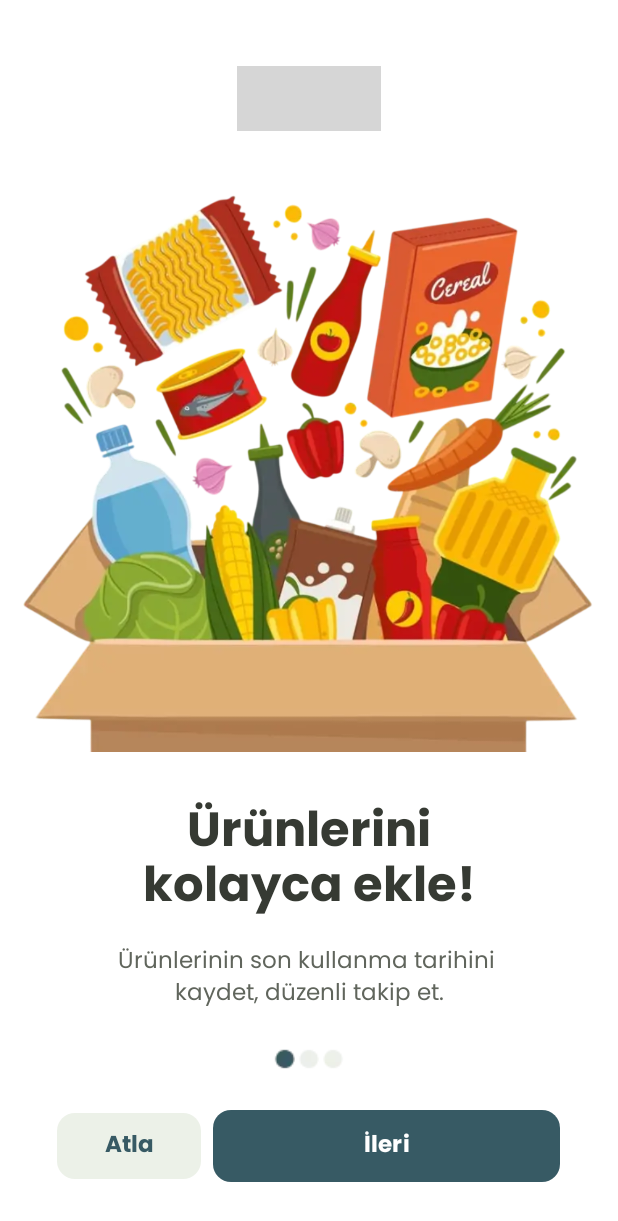
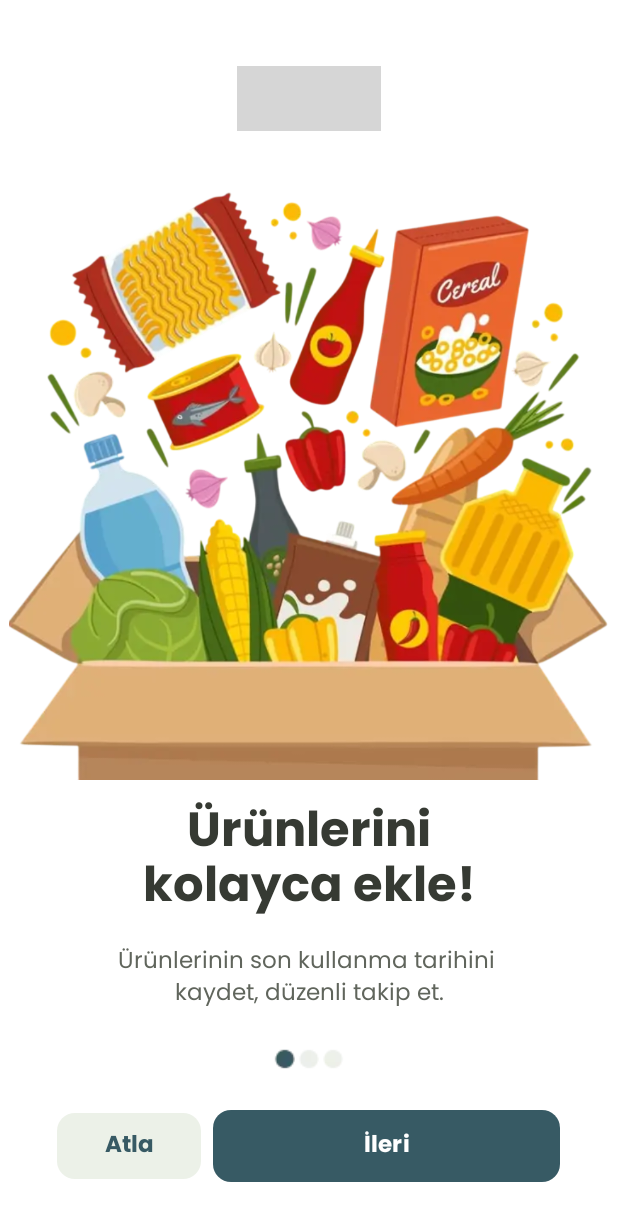
Before and after one commit to ilaydaKaracuka/Re-Fresh, an Android app: the screen it shows after launch (OnboardingActivity), on a phone screen of 412 x 824 dp. Shown: the top 1221 px of the screen. Run offline under Robolectric (Android 15) with nearby library versions, the phone set to English and light mode, and no system bars; grey boxes are pictures that could not be loaded.

Commit message:
onboarding tamamlandı.

```diff
--- a/app/src/main/java/com/example/re_fresh/OnboardingActivity.java
+++ b/app/src/main/java/com/example/re_fresh/OnboardingActivity.java
@@ -2,13 +2,11 @@ package com.example.re_fresh;
 
 import android.content.Intent;
 import android.os.Bundle;
-import android.view.ViewGroup;
 import android.widget.Button;
 import android.widget.ImageView;
 import android.widget.TextView;
+
 import androidx.appcompat.app.AppCompatActivity;
-import androidx.constraintlayout.widget.ConstraintLayout;
-import androidx.constraintlayout.widget.ConstraintLayout.LayoutParams;
 
 public class OnboardingActivity extends AppCompatActivity {
 
@@ -40,10 +38,6 @@ public class OnboardingActivity extends AppCompatActivity {
     }
 
     private void updateContent() {
-        // Varsayılan marginler
-        setMargins(onboardingImage, 24, 0);
-        setMargins(titleText, 16, 0);
-
         switch (currentPage) {
             case 0:
                 onboardingImage.setImageResource(R.drawable.onboarding_1);
@@ -65,12 +59,8 @@ public class OnboardingActivity extends AppCompatActivity {
                 onboardingImage.setImageResource(R.drawable.onboarding_3);
                 pagination.setImageResource(R.drawable.pagination_3);
                 titleText.setText("Daha Bilinçli Tüketim!");
-                descText.setText("Tasarruf et, doğaya katkı sağla.");
+                descText.setText("Doğa için tasarruf et. Küçük adımlar, sürdürülebilir bir dünya yaratır.");
                 nextButton.setText("Başla");
-
-                // onboarding_3 için biraz yukarı taşı
-                setMargins(onboardingImage, 8, 0);
-                setMargins(titleText, 8, 0);
                 break;
 
             default:
@@ -79,25 +69,6 @@ public class OnboardingActivity extends AppCompatActivity {
         }
     }
 
-    private void setMargins(TextView view, int top, int bottom) {
-        ConstraintLayout.LayoutParams params = (ConstraintLayout.LayoutParams) view.getLayoutParams();
-        params.topMargin = dpToPx(top);
-        params.bottomMargin = dpToPx(bottom);
-        view.setLayoutParams(params);
-    }
-
-    private void setMargins(ImageView view, int top, int bottom) {
-        ConstraintLayout.LayoutParams params = (ConstraintLayout.LayoutParams) view.getLayoutParams();
-        params.topMargin = dpToPx(top);
-        params.bottomMargin = dpToPx(bottom);
-        view.setLayoutParams(params);
-    }
-
-    private int dpToPx(int dp) {
-        float density = getResources().getDisplayMetrics().density;
-        return Math.round(dp * density);
-    }
-
     private void goToWelcome() {
         startActivity(new Intent(OnboardingActivity.this, WelcomeActivity.class));
         finish();
--- a/app/src/main/res/layout/activity_onboarding.xml
+++ b/app/src/main/res/layout/activity_onboarding.xml
@@ -23,13 +23,14 @@
         android:layout_width="0dp"
         android:layout_height="0dp"
         android:layout_marginTop="32dp"
-        android:scaleType="fitCenter"
+        android:scaleType="centerCrop"
         android:contentDescription="Onboarding Image"
+        app:layout_constraintDimensionRatio="H,1:1"
+        android:adjustViewBounds="true"
         android:src="@drawable/onboarding_1"
         app:layout_constraintTop_toBottomOf="@id/logoImage"
         app:layout_constraintStart_toStartOf="parent"
         app:layout_constraintEnd_toEndOf="parent"
-        app:layout_constraintDimensionRatio="1:1"
         app:layout_constraintBottom_toTopOf="@id/titleText" />
 
     <!-- Başlık -->
```
